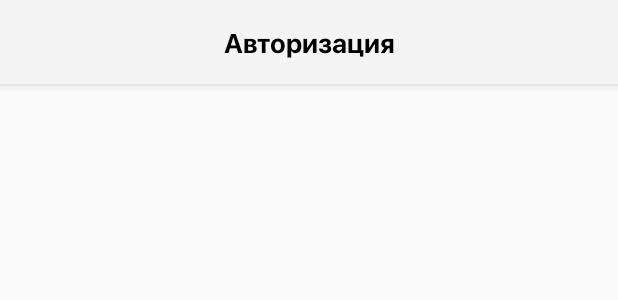
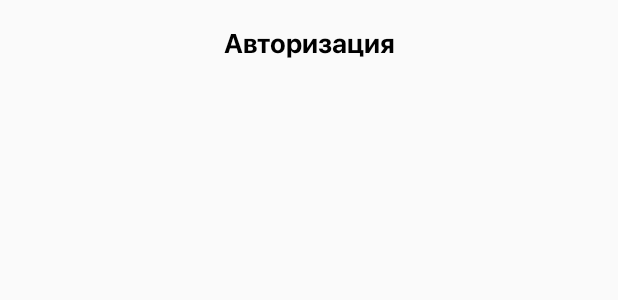
Before and after one commit to GitHack10/Tax, an Android app: the layout toolbar.xml on its own in the app's theme, with its tools: preview values and no code run, on a phone screen of 412 x 824 dp. Shown: the top 300 px of the screen. Run offline under Robolectric (Android 15) with nearby library versions, the phone set to English and light mode, and no system bars.

Commit message:
правки цвета status_bar и toolbar

```diff
--- a/app/src/main/java/com/example/needtechnology/presentation/global/utils/Extensions.kt
+++ b/app/src/main/java/com/example/needtechnology/presentation/global/utils/Extensions.kt
@@ -12,7 +12,6 @@ fun setWhiteStyleWindow(view: View, activity: Activity) {
         var flags = view.systemUiVisibility
         flags = flags or View.SYSTEM_UI_FLAG_LIGHT_STATUS_BAR
         view.systemUiVisibility = flags
-        activity.window.statusBarColor = Color.WHITE
         activity.window.setBackgroundDrawable(view.resources.getDrawable(R.drawable.background_app))
     }
 }
@@ -22,7 +21,6 @@ fun setGradientStyleWindow(activity: Activity) {
         val window = activity.window
         val background = activity.resources.getDrawable(R.drawable.background_app)
         window.addFlags(WindowManager.LayoutParams.FLAG_DRAWS_SYSTEM_BAR_BACKGROUNDS)
-        window.statusBarColor = activity.resources.getColor(android.R.color.transparent)
         window.setBackgroundDrawable(background)
     }
 }
--- a/app/src/main/res/layout/toolbar.xml
+++ b/app/src/main/res/layout/toolbar.xml
@@ -3,13 +3,14 @@
     xmlns:app="http://schemas.android.com/apk/res-auto"
     xmlns:tools="http://schemas.android.com/tools"
     android:layout_width="match_parent"
-    android:layout_height="wrap_content">
+    android:layout_height="wrap_content"
+    android:background="@android:color/transparent"
+    app:elevation="0dp">
 
     <android.support.v7.widget.Toolbar
         android:id="@+id/toolbar"
         android:layout_width="match_parent"
         android:layout_height="wrap_content"
-        android:background="@android:color/transparent"
         app:contentInsetStart="0dp"
         app:contentInsetStartWithNavigation="0dp">
 
--- /dev/null
+++ b/app/src/main/res/values-v21/styles.xml
@@ -0,0 +1,11 @@
+<?xml version="1.0" encoding="utf-8"?>
+<resources>
+
+    <style name="AppTheme" parent="Theme.AppCompat.Light.NoActionBar">
+        <!-- Customize your theme here. -->
+        <item name="colorPrimary">@color/colorPrimary</item>
+        <item name="colorPrimaryDark">@color/colorPrimaryDark</item>
+        <item name="colorAccent">@color/colorAccent</item>
+        <item name="android:statusBarColor">@android:color/transparent</item>
+    </style>
+</resources>
--- a/app/src/main/res/values/styles.xml
+++ b/app/src/main/res/values/styles.xml
@@ -6,7 +6,7 @@
         <item name="colorPrimary">@color/colorPrimary</item>
         <item name="colorPrimaryDark">@color/colorPrimaryDark</item>
         <item name="colorAccent">@color/colorAccent</item>
-        <item name="android:statusBarColor" tools:targetApi="lollipop">@android:color/transparent</item>
+        <item name="android:statusBarColor" tools:targetApi="lollipop">@color/colorAccent</item>
     </style>
 
     <!-- Кастомная AppTheme.Launcher. Устанавливает в качестве фона вашу drawable -->
```
